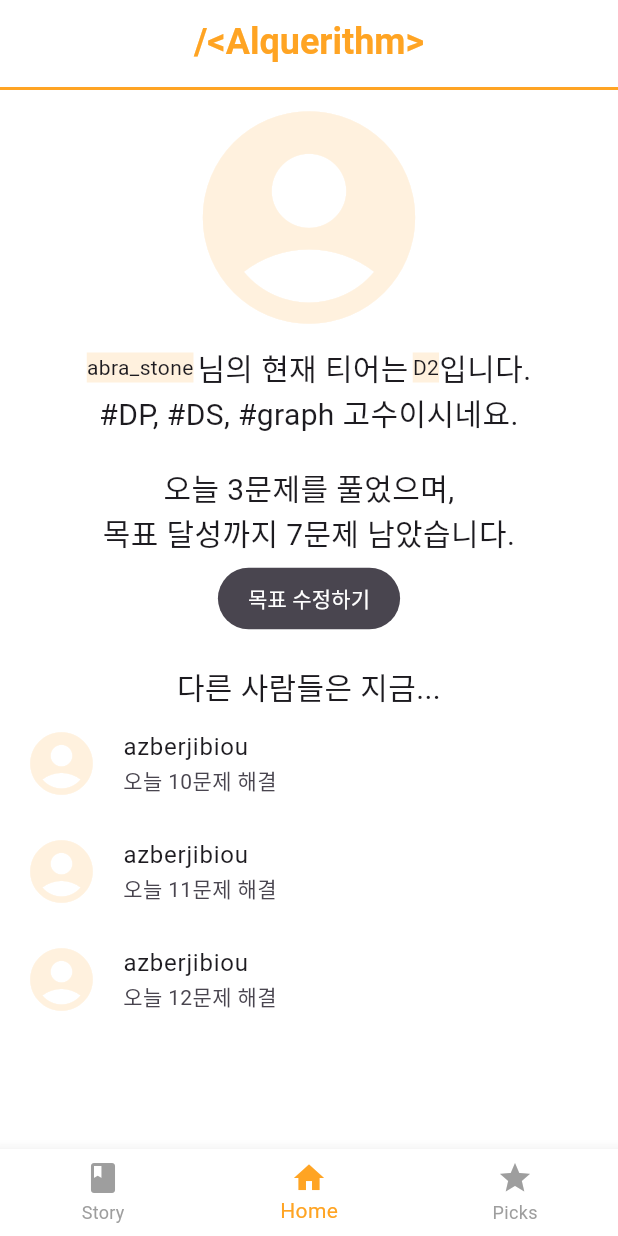
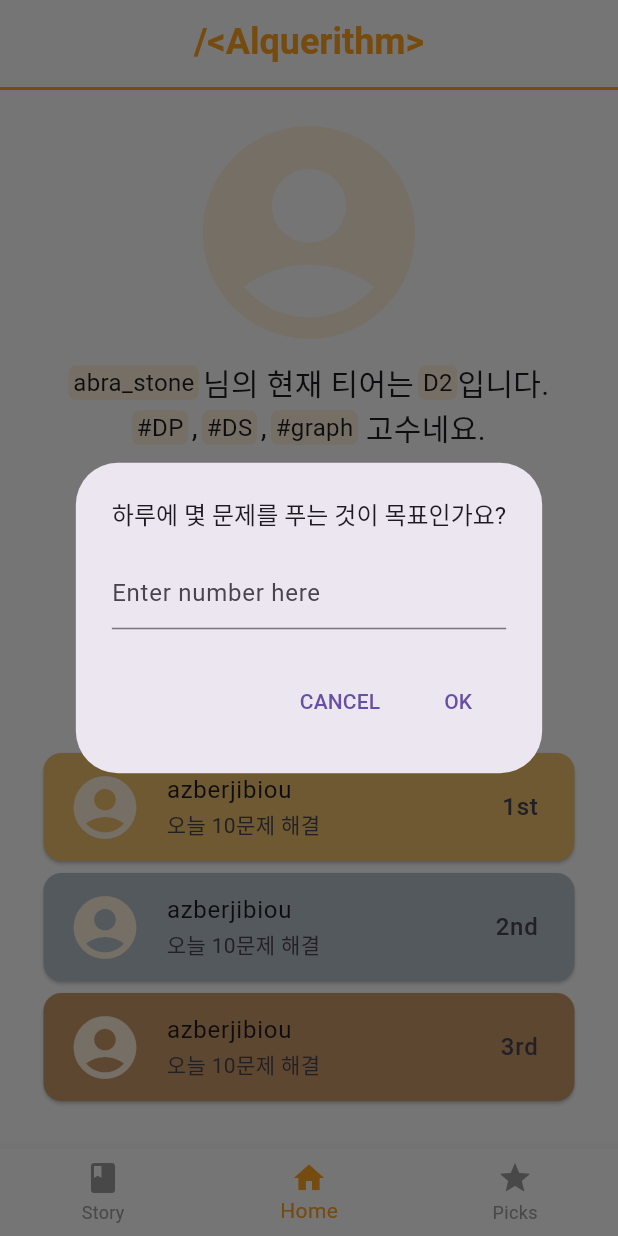
Before and after one commit to silverttthin/Alquerithm, a Flutter app: the screen it shows after launch, item 2 of the bottom bar chosen, after a tap on "목표 수정하기", on a phone screen of 412 x 824 dp. Run offline on Flutter 3.47's test engine with Material 3 defaults, Android fonts, the phone set to English and light mode, and no system bars.

Commit message:
feat : home_page and picks_page

```diff
--- a/lib/pages/home_page.dart
+++ b/lib/pages/home_page.dart
@@ -1,4 +1,6 @@
 import 'dart:math';
+import 'package:alquerithm/pages/picks_page.dart';
+import 'package:flutter/cupertino.dart';
 import 'package:flutter/material.dart';
 
 class HomePage extends StatefulWidget {
@@ -12,40 +14,86 @@ class HomePage extends StatefulWidget {
 }
 
 class _HomePageState extends State<HomePage> {
+  int _aim_solve = 1;
+
+  Future<void> _showNumberInputDialog() async {
+    int? enteredNumber;
+    await showDialog<int>(
+      context: context,
+      builder: (BuildContext context) {
+        final TextEditingController _textController = TextEditingController();
+        return AlertDialog(
+          title: Font("하루에 몇 문제를 푸는 것이 목표인가요?", 'M'),
+          content: TextField(
+            controller: _textController,
+            keyboardType: TextInputType.number,
+            decoration: InputDecoration(hintText: 'Enter number here'),
+          ),
+          actions: <Widget>[
+            TextButton(
+              child: Text('CANCEL'),
+              onPressed: () {
+                Navigator.of(context).pop();
+              },
+            ),
+            TextButton(
+              child: Text('OK'),
+              onPressed: () {
+                setState(() {
+                  enteredNumber = int.tryParse(_textController.text);
+                  if (enteredNumber != null) {
+                    _aim_solve = enteredNumber!;
+                  }
+                });
+                Navigator.of(context).pop();
+              },
+            ),
+          ],
+        );
+      },
+    );
+  }
+
   @override
   Widget build(BuildContext context) {
-    String most_tag = '#' + widget.most_tag[0] + ', ' + '#' + widget.most_tag[1] + ', ' + '#' + widget.most_tag[2];
     int today_solve = widget.today_solve;
-    int aim_solve = 10;
-    int remain_solve = max(0, aim_solve - today_solve);
-    return Scaffold(
-      backgroundColor: Colors.white,
-      body: Center(
-        child: Column(
-          children: [
-            Expanded(
-              child: ListView.builder(
-                itemCount: 13,
-                itemBuilder: (BuildContext context, int index) {
-                  switch (index) {
-                    case 0: return Icon(Icons.account_circle, color: Color(0xFFFFF1DE), size: 170);
-                    case 1: return Container(padding: const EdgeInsets.symmetric(vertical: 0, horizontal: 10), child: Row(mainAxisAlignment: MainAxisAlignment.center, children: [
-                      Container(color: Color(0xFFFFF1DE), child: Text(widget.ID.toString()),),
-                      Text("님의 현재 티어는 ", style: TextStyle(fontSize: 20), textAlign: TextAlign.center),
-                      Container(color: Color(0xFFFFF1DE), child: Text(widget.tier.toString()),),
-                      Text("입니다.", style: TextStyle(fontSize: 20), textAlign: TextAlign.center),
-                    ],),);
-                    case 2: return Text("$most_tag 고수이시네요.", style: TextStyle(fontSize: 20), textAlign: TextAlign.center);
-                    case 3: return SizedBox(height: 20,);
-                    case 4: return Text("오늘 $today_solve문제를 풀었으며,", style: TextStyle(fontSize: 20), textAlign: TextAlign.center);
-                    case 5: return Text("목표 달성까지 $remain_solve문제 남았습니다.", style: TextStyle(fontSize: 20), textAlign: TextAlign.center);
-                    case 6: return SizedBox(height: 5,);
-                    case 7: return Column(
-                        mainAxisSize: MainAxisSize.min,
-                        children: [
-                          TextButton(
+    int remain_solve = max(0, _aim_solve - today_solve);
+    List<Widget> todo = [];
+    todo.add(Icon(Icons.account_circle, color: Color(0xFFFFF1DE), size: 170));
+    todo.add(
+      Row(mainAxisAlignment: MainAxisAlignment.center, children: [
+        backgroundFont(widget.ID, 'M'),
+        Font("님의 현재 티어는 ", 'L'),
+        backgroundFont(widget.tier, 'M'),
+        Font("입니다.", 'L'),
+      ],),
+    );
+    List<Widget> temp = [];
+    for (int i = 0; i < 3; i++) {
+      if (i > 0) temp.add(Font(', ', 'L'));
+      temp.add(backgroundFont('#' + widget.most_tag[i], 'M'));
+    }
+    todo.add(
+      Row(mainAxisAlignment: MainAxisAlignment.center, children: [
+        for (int i = 0; i < temp.length; i++) temp[i],
+        Font(" 고수네요.", 'L'),
+      ],),
+    );
+    todo.add(SizedBox(height: 25,));
+    todo.add(
+        Row(mainAxisAlignment: MainAxisAlignment.center, children: [
+          Font("오늘 ", 'L'), backgroundFont(today_solve.toString(), 'M'), Font("문제를 풀었으며,", 'L')
+        ],)
+    );
+    todo.add(Row(mainAxisAlignment: MainAxisAlignment.center, children: [
+      Font("목표 달성까지 ", 'L'), backgroundFont(remain_solve.toString(), 'M'), Font("문제 남았습니다.", 'L')
+    ]));
+    todo.add(SizedBox(height: 5,));
+    todo.add(Container(alignment: Alignment.center, child: TextButton(
       onPressed: () {
-                              debugPrint('TextButton pressed');
+        _showNumberInputDialog();
+        // _aimDialog(context);
+        // debugPrint('TextButton pressed');
       },
       style: TextButton.styleFrom(
         padding: const EdgeInsets.symmetric(vertical: 10, horizontal: 20),
@@ -53,63 +101,77 @@ class _HomePageState extends State<HomePage> {
         backgroundColor: Color(0xFF49454F),
       ),
       child: const Text('목표 수정하기'),
-                          ),
-                        ]
-                    );
-                    case 8: return SizedBox(height: 20,);
-                    case 9: return Text("다른 사람들은 지금...", style: TextStyle(fontSize: 20), textAlign: TextAlign.center);
-                    default: return ListTile(
+    )));
+    todo.add(SizedBox(height: 25,));
+    todo.add(Font("다른 사람들은 지금...", 'L'));
+    todo.add(SizedBox(height: 5,));
+    //List<Color> rankColor = [Color(0xFFF4D6A0), Color(0xFFB7C1CB), Color(0xFFDDBEA1)];
+    List<Color> rankColor = [Color(0xFFF1C16C), Color(0xFFB7C1CB), Color(0xFFCD9A6B)];
+    //List<Color> rankColor = [Color(0xFFEEAD35), Color(0xFF6A8095), Color(0xFFBE7936)];
+    List<String> rank = ['1st', '2nd', '3rd'];
+    for (int i = 0; i < 3; i++) {
+      todo.add(
+        Container(
+          padding: const EdgeInsets.symmetric(vertical: 0, horizontal: 15),
+          child: Card(
+            color: rankColor[i],
+            child: ListTile(
               leading: Icon(Icons.account_circle, color: Color(0xFFFFF1DE), size: 50),
               title: Text('azberjibiou'),
-                      subtitle: Text('오늘 $index문제 해결'),
-                    );
-                  }
-                },
+              subtitle: Text('오늘 10문제 해결'),
+              trailing: Font(rank[i], 'M'),
             ),
-              /*
-              child: ListView(
-                children: [
-                  Icon(Icons.account_circle, color: Color(0xFFFFF1DE), size: 170),
-                  Text("$ID님의 현재 티어는 $tier입니다.", style: TextStyle(fontSize: 20), textAlign: TextAlign.center),
-                  Text("$most_tag 고수이시네요.", style: TextStyle(fontSize: 20), textAlign: TextAlign.center),
-                  SizedBox(height: 20,),
-                  Text("오늘 $today_solve문제를 풀었으며,", style: TextStyle(fontSize: 20), textAlign: TextAlign.center),
-                  Text("목표 달성까지 $remain_solve문제 남았습니다.", style: TextStyle(fontSize: 20), textAlign: TextAlign.center),
-                  Column(
-                    mainAxisSize: MainAxisSize.min,
-                    children: [
-                      TextButton(
-                        onPressed: () {
-                          debugPrint('TextButton pressed');
-                        },
-                        style: TextButton.styleFrom(
-                          padding: const EdgeInsets.symmetric(vertical: 10, horizontal: 20),
-                          foregroundColor: Colors.white,
-                          backgroundColor: Color(0xFF49454F),
-                        ),
-                        child: const Text('목표 수정하기'),
-                      ),
-                    ]
-                  ),
-                ]
-              ),
-            ),
-            Column(
-              children: [
-                Expanded(
-                  child: ListView.builder(
-                    itemCount: 20,
-                    itemBuilder: (BuildContext context, int index) {
-                      return ListTile(title: Text('$index'));
-                    },
-                  ),
-                ),
-              ]
-              */
-            ),
-          ]
           ),
         )
       );
     }
+    return listViewBuilder(todo);
   }
+}
+
+// Widget _aimButton(BuildContext context) {
+//   int _number = 0;
+//
+//
+//
+//
+// }
+
+// Future<dynamic> _aimDialog(BuildContext context) async {
+//   int? enteredNumber;
+//
+//   return showDialog(
+//       context: context,
+//       builder: (BuildContext context) {
+//         final TextEditingController _textController = TextEditingController();
+//         return AlertDialog(
+//           title: Font("하루에 몇 문제를 푸는 것이 목표인가요?"),
+//           content: TextField(
+//             controller: _textController,
+//             keyboardType: TextInputType.number,
+//             decoration: InputDecoration(hintText: 'Enter number here'),
+//           ),
+//           actions: <Widget>[
+//             TextButton(
+//               child: Text('CANCEL'),
+//               onPressed: () {
+//                 Navigator.of(context).pop();
+//               },
+//             ),
+//             TextButton(
+//               child: Text('OK'),
+//               onPressed: () {
+//                 setState(() {
+//                   enteredNumber = int.tryParse(_textController.text);
+//                   if (enteredNumber != null) {
+//                     _number = enteredNumber!;
+//                   }
+//                 });
+//                 Navigator.of(context).pop();
+//               },
+//             ),
+//           ],
+//         );
+//       }
+//   );
+// }
--- a/lib/pages/picks_page.dart
+++ b/lib/pages/picks_page.dart
@@ -12,11 +12,79 @@ class PicksPage extends StatefulWidget {
 class _PicksPageState extends State<PicksPage> {
   @override
   Widget build(BuildContext context) {
-    return Center(
-      child: Text(
-        widget.title,
-        style: TextStyle(fontSize: 35, fontWeight: FontWeight.bold),
-      ),
-    );
+    String mostTag, leastTag;
+    List<int> pickProblem;
+    int mostTagProblem, leastTagProblem;
+
+    mostTag = "graph"; leastTag = "geometric";
+    pickProblem = [1000, 1001, 1002]; mostTagProblem = 5000; leastTagProblem = 100000;
+    List<Widget> todo = [
+      Row(children: [SizedBox(width: 5), Font("오늘의 추천 문제예요", 'L')]),
+      _problemCard(pickProblem[0]),
+      _problemCard(pickProblem[1]),
+      _problemCard(pickProblem[2]),
+      SizedBox(height: 20,),
+      Row(children: [SizedBox(width: 5), backgroundFont('#' + leastTag, 'M'), Font(" 공부는 어떤가요?", 'L')]),
+      _problemCard(leastTagProblem),
+      SizedBox(height: 20,),
+      Row(children: [SizedBox(width: 5), Font("도전적인 ", 'L'), backgroundFont('#' + mostTag, 'M'), Font(" 문제예요", 'L')]),
+      _problemCard(mostTagProblem),
+    ];
+    return listViewBuilder(todo);
   }
 }
+
+Widget _problemCard(int problemNum) {
+  String problemTitle = "A+B";
+  int problemSolveNum = 1000000;
+  bool problemSolved = true;
+  return Card(
+    color: problemSolved ? Color(0xFFDEFFDE) : Color(0xFFE3E3E3),
+    child: ListTile(
+      title: Text("$problemNum번: $problemTitle"),
+      subtitle: Text("$problemSolveNum명이 풀었어요"),
+      trailing: Icon(Icons.turned_in),
+    ),
+  );
+}
+
+Widget backgroundFont(String text, String font) {
+  return Container(
+    padding: const EdgeInsets.symmetric(horizontal: 3),
+    decoration: BoxDecoration(
+      color: Color(0xFFFFF1DE),
+      borderRadius: BorderRadius.circular(5),
+    ),
+    // color: Color(0xFFFFF1DE),
+    child: Font(text.toString(), font),
+  );
+}
+
+Widget Font(String text, String font) {
+  double size = 0;
+  if (font == "L") size = 20;
+  else if (font == "M") size = 16;
+  else if (font == "S") size = 12;
+  return Text(text, style: TextStyle(fontSize: size), textAlign: TextAlign.center);
+}
+
+Widget listViewBuilder(List<Widget> todo) {
+  return Scaffold(
+      backgroundColor: Colors.white,
+      body: Center(
+        child: Column(
+          children: [
+            Expanded(
+              child: ListView.builder(
+                padding: const EdgeInsets.symmetric(vertical: 10, horizontal: 10),
+                itemCount: todo.length,
+                itemBuilder: (BuildContext context, int index) {
+                  return todo[index];
+                },
+              ),
+            ),
+          ],
+        ),
+      )
+  );
+}
```
Lines whose indentation alone changed are shown as unchanged.
